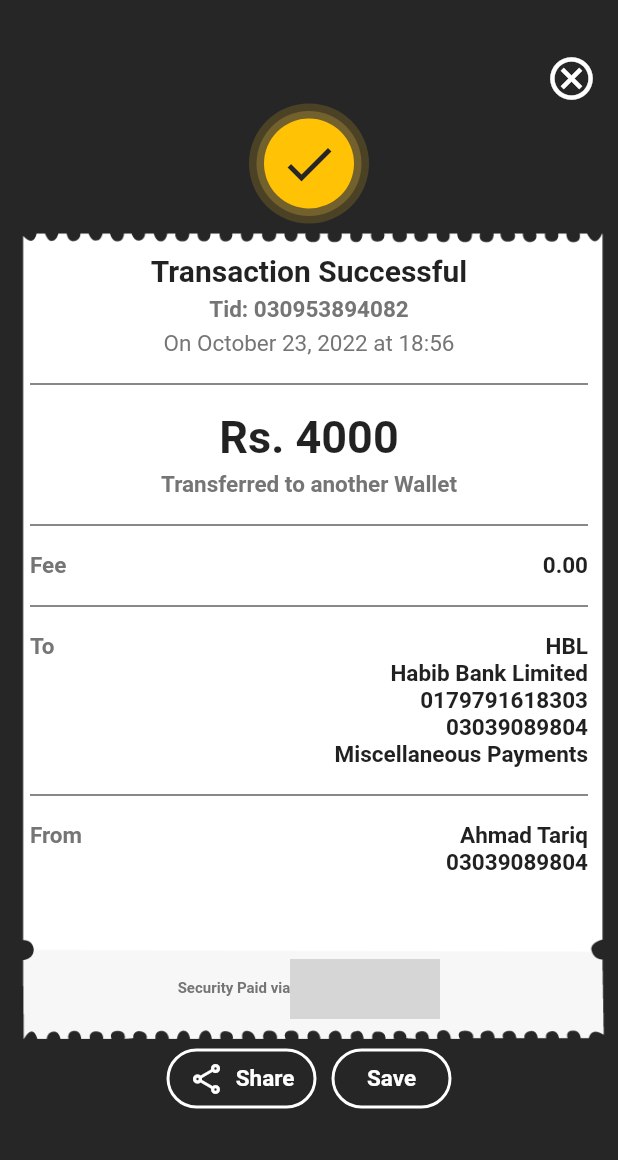
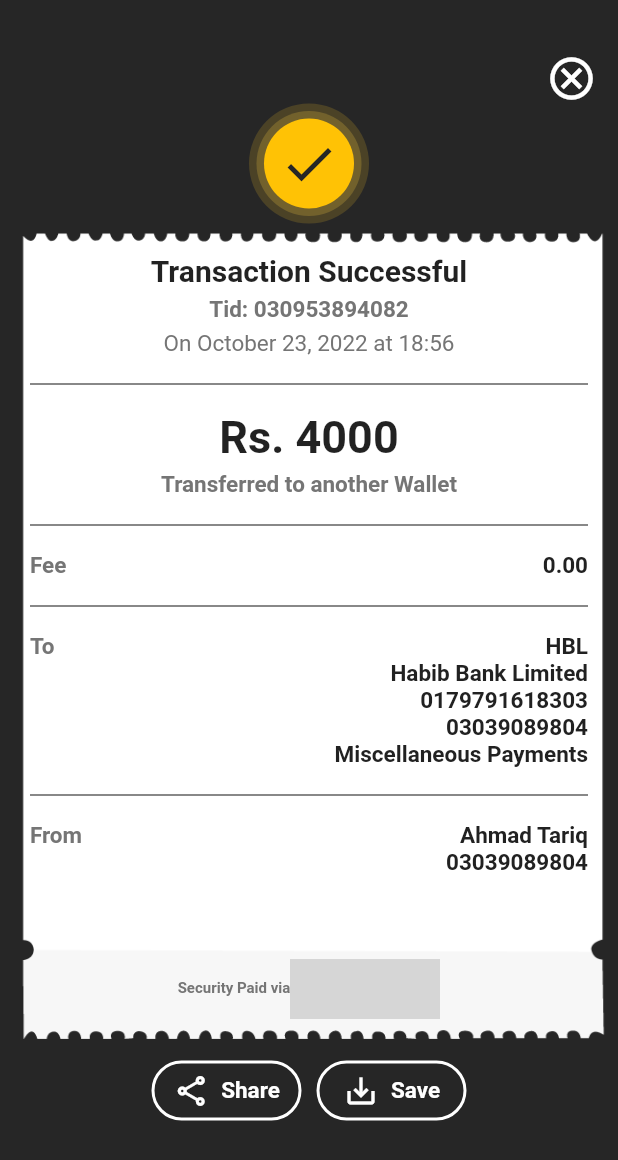
Before and after one commit to hamadbintariq4u/jazzcash, a Flutter app: the screen it shows after launch, on a phone screen of 412 x 824 dp. Shown: the top 1160 px of the screen. Run offline on Flutter 3.47's test engine with Material 2 defaults, Android fonts, the phone set to English and light mode, and no system bars; network calls fail; grey boxes are pictures that could not be loaded.

Commit message:
-> fixed overflow issue, -> applied save icone and uniform paddings

```diff
--- a/lib/main.dart
+++ b/lib/main.dart
@@ -60,7 +60,8 @@ class MyApp extends StatelessWidget {
       title: 'Material App',
       home: Scaffold(
         backgroundColor: Color(0xff262626),
-        body: Column(
+        body: SingleChildScrollView(
+          child: Column(
             crossAxisAlignment: CrossAxisAlignment.center,
             children: [
               SizedBox(
@@ -195,6 +196,7 @@ class MyApp extends StatelessWidget {
                   ],
                 ),
               ),
+              SizedBox(height: 8,),
               Row(
                 mainAxisAlignment: MainAxisAlignment.center,
                 children: [
@@ -214,9 +216,11 @@ class MyApp extends StatelessWidget {
                         Icon(
                           Icons.share_outlined,
                           color: Colors.white,
+                          size: 24,
                         ),
+                        SizedBox(width: 8,),
                         Text(
-                        "  Share",
+                          "Share",
                           style: TextStyle(
                             fontSize: 15,
                             color: Colors.white,
@@ -230,7 +234,7 @@ class MyApp extends StatelessWidget {
                     width: 10,
                   ),
                   Container(
-                  width: 80,
+                    width: 100,
                     height: 40,
                     decoration: BoxDecoration(
                       borderRadius: BorderRadius.circular(30),
@@ -239,8 +243,16 @@ class MyApp extends StatelessWidget {
                         color: Colors.white,
                       ),
                     ),
-                  child: Center(
-                    child: Text(
+                    child: Row(
+                      mainAxisAlignment: MainAxisAlignment.center,
+                       children: [
+                        Icon(
+                          Icons.save_alt,
+                          color: Colors.white,
+                          size: 24,
+                        ),
+                        SizedBox(width: 8,),
+                        Text(
                           "Save",
                           style: TextStyle(
                             fontSize: 15,
@@ -248,11 +260,14 @@ class MyApp extends StatelessWidget {
                             fontWeight: FontWeight.bold,
                           ),
                         ),
+                      ],
                     ),
                   ),
                 ],
               ),
+              SizedBox(height: 8,),
             ],
+          ),
         ),
       ),
     );
```
Lines whose indentation alone changed are shown as unchanged.
